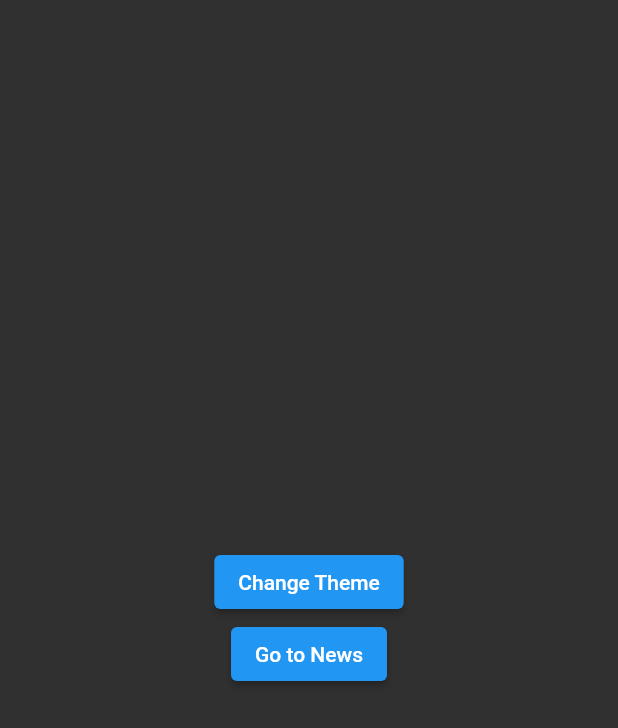
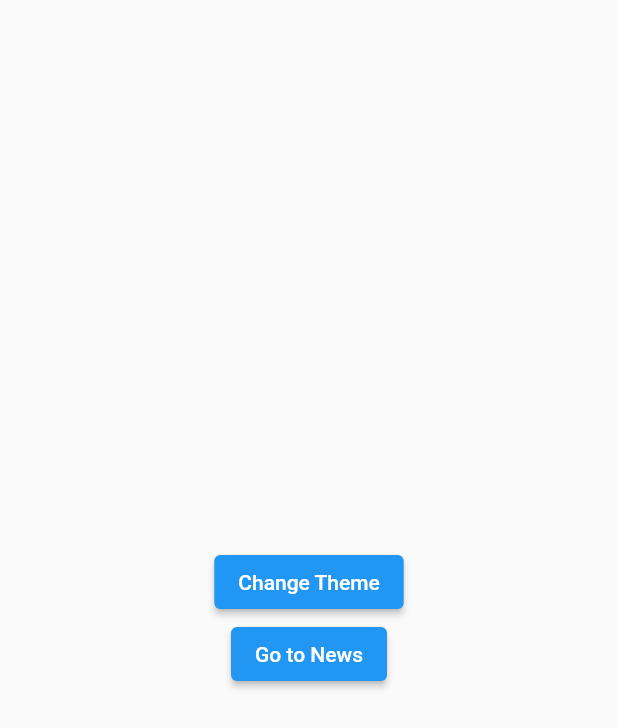
Before and after one commit to shreyans-codes/statemanagement, a Flutter app: the screen it shows after launch, after a tap on "Change Theme", on a phone screen of 412 x 824 dp. Shown: the top 728 px of the screen. Run offline on Flutter 3.47's test engine with Material 2 defaults, Android fonts, the phone set to English and light mode, and no system bars; our stand-ins replace flutter_swiper_null_safety, get, google_fonts, sembast, shared_preferences.

Commit message:
added screenshots

```diff
--- a/lib/get_manager/theme_manager.dart
+++ b/lib/get_manager/theme_manager.dart
@@ -39,6 +39,7 @@ class Controller extends GetxController {
 
   void toggleTheme() async {
     bool? darkTheme = await isDarkTheme;
+    // print(darkTheme);
     if (darkTheme!)
       darkTheme = false;
     else
@@ -47,6 +48,6 @@ class Controller extends GetxController {
     isDarkTheme = pref.setBool('isDarkTheme', darkTheme!).then((bool success) {
       return darkTheme;
     });
-    Get.changeTheme(Get.isDarkMode ? ThemeData.light() : ThemeData.dark());
+    Get.changeTheme(darkTheme ? ThemeData.light() : ThemeData.dark());
   }
 }
--- a/lib/main.dart
+++ b/lib/main.dart
@@ -31,7 +31,7 @@ class MyApp extends StatelessWidget {
               ),
             ),
             ElevatedButton(
-              onPressed: () => Get.to(NewsPage()),
+              onPressed: () => Get.to(() => NewsPage()),
               child: Text("Go to News"),
             ),
           ],
--- a/lib/news_folder/news.dart
+++ b/lib/news_folder/news.dart
@@ -2,12 +2,13 @@ import 'package:get/get.dart';
 import 'package:http/http.dart' as http;
 import '../models/article.dart';
 import 'dart:convert';
+import '../doc/api/api_key.dart';
 
 class News {
   String country = "";
   String category = "";
   News({required this.country, required this.category});
-  String key = "4dcabeb7c68e4206bedb10de952c2296";
+  String key = apiKey;
   String headline = "top-headlines";
   List<Article> news = [];
   Future<String> getNews() async {
--- a/lib/ui/news_page.dart
+++ b/lib/ui/news_page.dart
@@ -35,7 +35,7 @@ class NewsPage extends StatelessWidget {
               icon: Icon(Icons.folder_special),
               onPressed: () => Get.to(
                 // StarredNews(),
-                MyApp(),
+                () => MyApp(),
               ),
             ),
           ],
@@ -283,7 +283,7 @@ class NewsTile extends StatelessWidget {
         ),
       ),
       onTap: () => Get.to(
-        NewsArticlePage(index, nmc.displayNews[index].title, content),
+        () => NewsArticlePage(index, nmc.displayNews[index].title, content),
       ),
       onDoubleTap: () {
         // newsDatabaseController.addToList(
```
Also changed, not shown: 5 other files.
